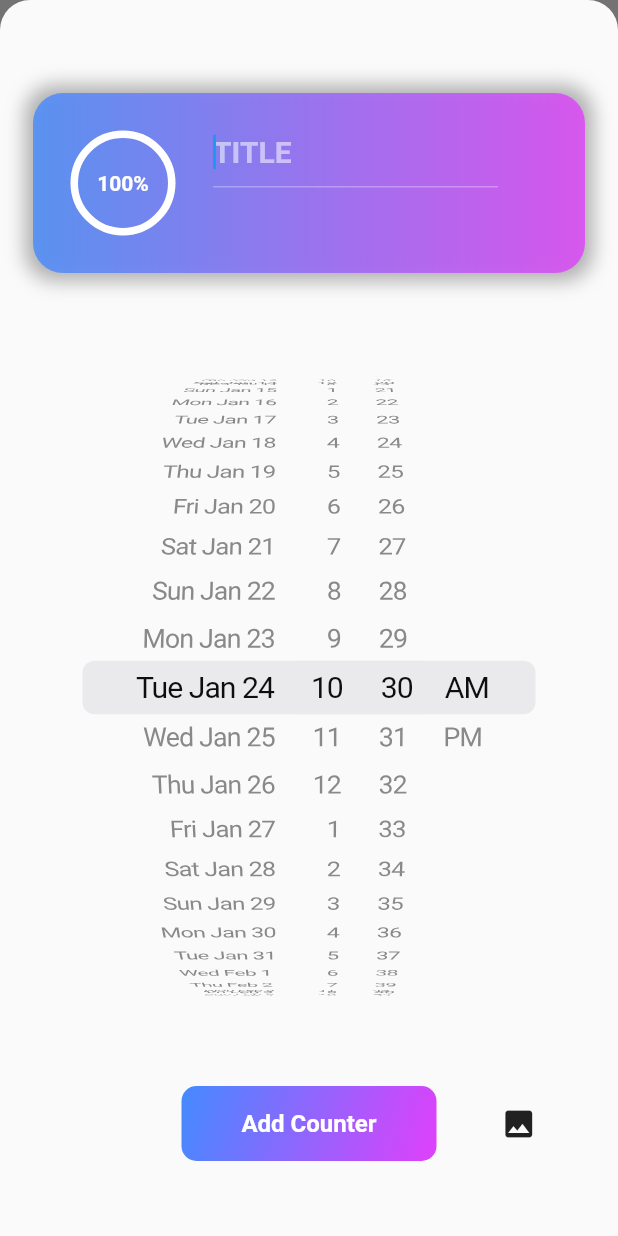
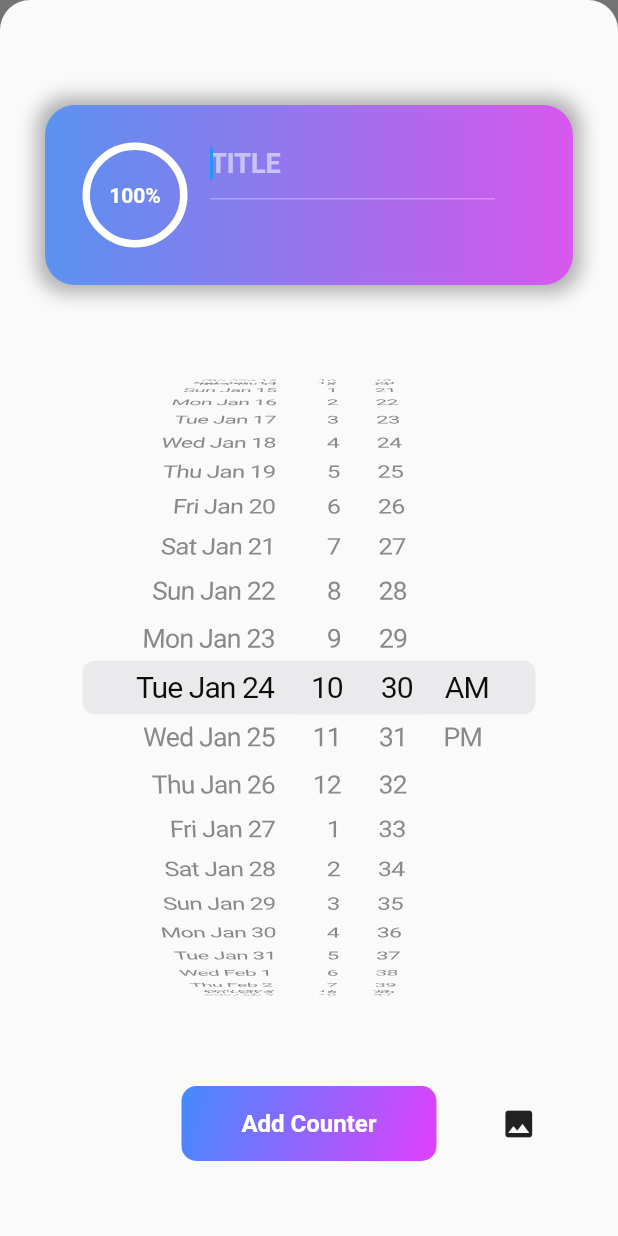
Before and after one commit to kutay-dev/till, a Flutter app: the screen it shows after launch, after a tap on the "add" icon, on a phone screen of 412 x 824 dp. Run offline on Flutter 3.47's test engine with Material 2 defaults, Android fonts, the phone set to English and light mode, and no system bars; drawn by our look-alikes of percent_indicator; our stand-ins replace fluttertoast, get_storage, image_picker.

Commit message:
add more padding and decrease font sizes, now screen has more whitespace

```diff
--- a/lib/main.dart
+++ b/lib/main.dart
@@ -297,7 +297,7 @@ class _MainState extends State<Main> {
                             child: SizedBox(
                               width: size.width,
                               child: Padding(
-                                padding: const EdgeInsets.all(22.0),
+                                padding: const EdgeInsets.all(30),
                                 child: Container(
                                   decoration: BoxDecoration(
                                     gradient: LinearGradient(
@@ -368,7 +368,7 @@ class _MainState extends State<Main> {
                                       ),
                                       Positioned(
                                         top: 15,
-                                        left: 120,
+                                        left: 110,
                                         child: SizedBox(
                                           width: 190,
                                           child: TextField(
@@ -396,7 +396,7 @@ class _MainState extends State<Main> {
                                               ),
                                             ),
                                             style: const TextStyle(
-                                              fontSize: 20,
+                                              fontSize: 18,
                                               fontWeight: FontWeight.bold,
                                               color: Colors.white,
                                             ),
@@ -427,7 +427,7 @@ class _MainState extends State<Main> {
         children: [
           (counterCards.isNotEmpty
               ? ReorderableListView(
-                  padding: const EdgeInsets.symmetric(vertical: 40),
+                  padding: const EdgeInsets.only(top: 50, bottom: 100),
                   onReorder: (oldIndex, newIndex) {
                     if (newIndex > oldIndex) {
                       newIndex--;
@@ -579,7 +579,7 @@ class _CounterCardState extends State<CounterCard> {
   @override
   Widget build(BuildContext context) {
     return Padding(
-      padding: const EdgeInsets.fromLTRB(22, 12, 22, 12),
+      padding: const EdgeInsets.fromLTRB(30, 12, 30, 25),
       child: AnimatedContainer(
         curve: Curves.ease,
         duration: const Duration(milliseconds: 150),
@@ -669,7 +669,7 @@ class _CounterCardState extends State<CounterCard> {
               ),
               Positioned(
                 top: 25,
-                left: 120,
+                left: 110,
                 child: Row(
                   children: [
                     Column(
@@ -678,7 +678,7 @@ class _CounterCardState extends State<CounterCard> {
                         Text(
                           widget.title.toString().toUpperCase(),
                           style: const TextStyle(
-                            fontSize: 20,
+                            fontSize: 18,
                             fontWeight: FontWeight.bold,
                             color: Colors.white,
                           ),
@@ -697,13 +697,15 @@ class _CounterCardState extends State<CounterCard> {
                                           "D: $daysLeft",
                                           style: const TextStyle(
                                               color: Colors.white54,
-                                              fontWeight: FontWeight.bold),
+                                              fontWeight: FontWeight.bold,
+                                              fontSize: 13.5),
                                         ),
                                         Text(
                                           "H: $hoursLeft",
                                           style: const TextStyle(
                                               color: Colors.white54,
-                                              fontWeight: FontWeight.bold),
+                                              fontWeight: FontWeight.bold,
+                                              fontSize: 13.5),
                                         ),
                                       ],
                                     ),
@@ -718,13 +720,15 @@ class _CounterCardState extends State<CounterCard> {
                                           "M: $minsLeft",
                                           style: const TextStyle(
                                               color: Colors.white54,
-                                              fontWeight: FontWeight.bold),
+                                              fontWeight: FontWeight.bold,
+                                              fontSize: 13.5),
                                         ),
                                         Text(
                                           "S: ${left.toStringAsFixed(0)}",
                                           style: const TextStyle(
                                               color: Colors.white54,
-                                              fontWeight: FontWeight.bold),
+                                              fontWeight: FontWeight.bold,
+                                              fontSize: 13.5),
                                         ),
                                       ],
                                     ),
@@ -856,8 +860,8 @@ class BlurFilter extends StatelessWidget {
   const BlurFilter({
     super.key,
     required this.child,
-    this.sigmaX = 1.5,
-    this.sigmaY = 1.5,
+    this.sigmaX = 1.3,
+    this.sigmaY = 1.3,
     this.radius = 20,
   });
 
```
